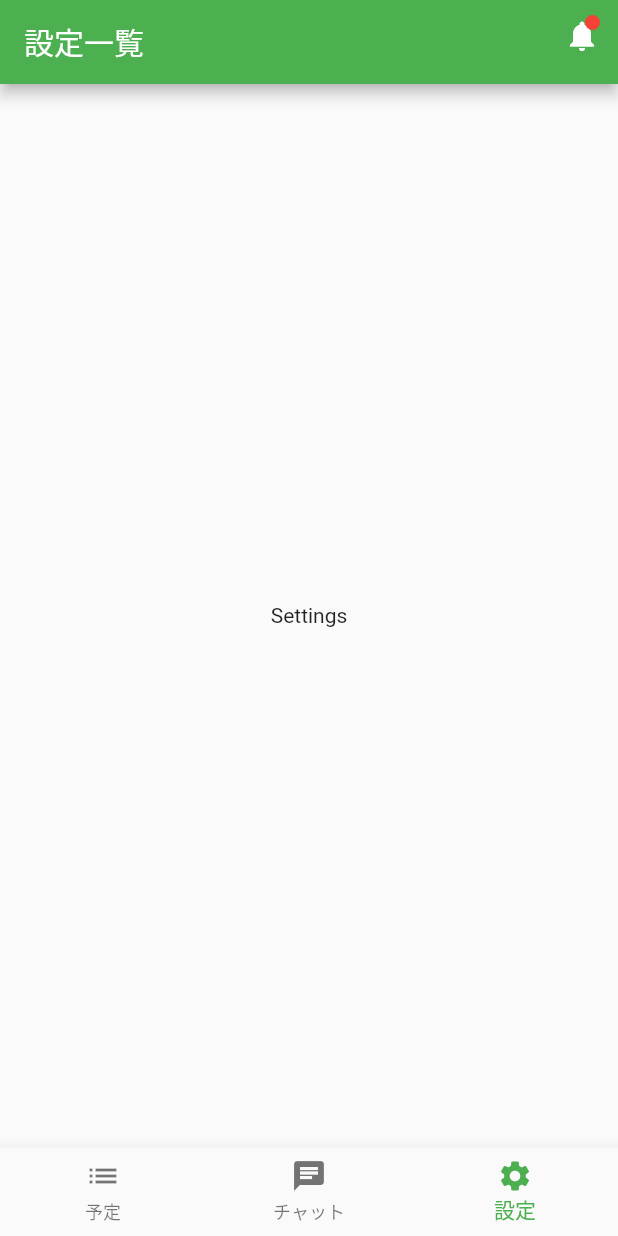
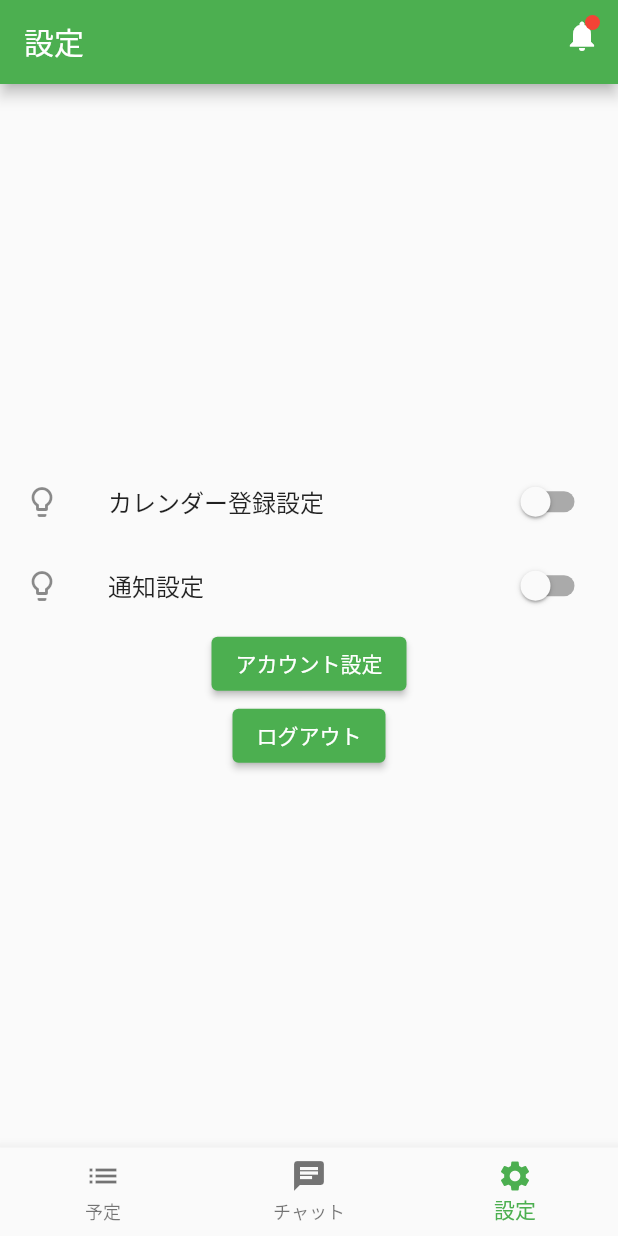
Before and after one commit to HarrisonOwl/schetify, a Flutter app: the screen it shows after launch, item 3 of the bottom bar chosen, on a phone screen of 412 x 824 dp. Run offline on Flutter 3.47's test engine with Material 2 defaults, Android fonts, the phone set to English and light mode, and no system bars; our stand-ins replace dio, flutter_hooks, freezed_annotation, geocoding, google_maps_flutter, hooks_riverpod and 2 more; missing offline and left inert: flutter_google_places, google_maps_webservice.

Commit message:
account setting

```diff
--- a/lib/widget/page/main_page.dart
+++ b/lib/widget/page/main_page.dart
@@ -3,7 +3,7 @@ import 'package:hooks_riverpod/hooks_riverpod.dart';
 import 'package:schetify/provider/main_showing_provider.dart';
 import 'package:schetify/widget/page/chat_page.dart';
 import 'package:schetify/widget/page/schedule_page.dart';
-import 'package:schetify/widget/page/settings_page.dart';
+import 'package:schetify/widget/page/setting/settings_page.dart';
 
 class MainPage extends HookConsumerWidget {
   MainPage({Key? key}) : super(key: key);
@@ -17,7 +17,7 @@ class MainPage extends HookConsumerWidget {
   final titles = [
     "予定一覧",
     "チャット",
-    "設定一覧"
+    "設定"
   ];
 
   @override
--- /dev/null
+++ b/lib/widget/page/setting/settings_page.dart
@@ -0,0 +1,48 @@
+import 'package:flutter/material.dart';
+import 'package:flutter_hooks/flutter_hooks.dart';
+import 'package:hooks_riverpod/hooks_riverpod.dart';
+
+class SettingsPage extends HookConsumerWidget {
+  const SettingsPage({Key? key}) : super(key: key);
+
+  @override
+  Widget build(BuildContext context, WidgetRef ref) {
+
+    var calenderFlag = useState(false);
+    var noticeFlag = useState(false);
+
+    return Scaffold(
+      body: Center(
+        child: Column(
+          mainAxisAlignment: MainAxisAlignment.center,
+          children: [
+            SwitchListTile(
+              title: const Text('カレンダー登録設定'),
+              value: calenderFlag.value,
+              secondary: const Icon(Icons.lightbulb_outline),
+              onChanged: (value){
+                calenderFlag.value = value;
+              }
+            ),SwitchListTile(
+                title: const Text('通知設定'),
+                value: noticeFlag.value,
+                secondary: const Icon(Icons.lightbulb_outline),
+                onChanged: (value){
+                  noticeFlag.value = value;
+                }
+            ),ElevatedButton(
+              onPressed: () {
+                Navigator.of(context).pushNamed("/settings/account");
+              },
+              child: const Text('アカウント設定'),
+            ),ElevatedButton(
+              onPressed: () {
+              },
+              child: const Text('ログアウト'),
+            )
+          ],
+        ),
+      ),
+    );
+  }
+}
--- a/lib/widget/page/settings_page.dart
+++ /dev/null
@@ -1,22 +0,0 @@
-import 'package:flutter/material.dart';
-import 'package:hooks_riverpod/hooks_riverpod.dart';
-
-class SettingsPage extends HookConsumerWidget {
-  const SettingsPage({Key? key}) : super(key: key);
-
-  @override
-  Widget build(BuildContext context, WidgetRef ref) {
-    return Scaffold(
-      body: Center(
-        child: Column(
-          mainAxisAlignment: MainAxisAlignment.center,
-          children: const <Widget>[
-            Text(
-              'Settings',
-            )
-          ],
-        ),
-      ),
-    );
-  }
-}
--- a/lib/widget/router.dart
+++ b/lib/widget/router.dart
@@ -7,6 +7,7 @@ import 'package:schetify/widget/page/schedule/common/cost/splitting_the_cost.dar
 import 'package:schetify/widget/page/schedule/common/schedule_update_destination_page.dart';
 import 'package:schetify/widget/page/schedule/common/schedule_update_page.dart';
 import 'package:schetify/widget/page/schedule/common/schedule_day_update_page.dart';
+import 'package:schetify/widget/page/setting/account/settings_account.dart';
 
 class AppRouter extends StatelessWidget {
   const AppRouter({Key? key}) : super(key: key);
@@ -27,6 +28,7 @@ class AppRouter extends StatelessWidget {
       initialRoute: '/',
       routes: <String, WidgetBuilder> {
         '/': (BuildContext context) => MainPage(),
+        '/settings/account': (BuildContext context) => SettingsAccount(),
         '/schedule/new': (BuildContext context) => ScheduleUpdatePage(),
         '/schedule/new/day': (BuildContext context) => const ScheduleDayUpdatePage(),
         '/schedule/new/destination': (BuildContext context) => const ScheduleUpdateDestinationPage(),
@@ -34,7 +36,6 @@ class AppRouter extends StatelessWidget {
         '/init/register': (BuildContext context) => UserRegistrationPage(),
         '/init/login': (BuildContext context) => LoginPage(),
         '/schedule/new/cost': (BuildContext context) => SplittingTheCost(),
-        '/schedule/new/day': (BuildContext context) => const ScheduleDayUpdatePage(),
       },
     );
   }
```
Also changed, not shown: lib/widget/page/setting/account/settings_account.dart (added, +62 -0 lines).
